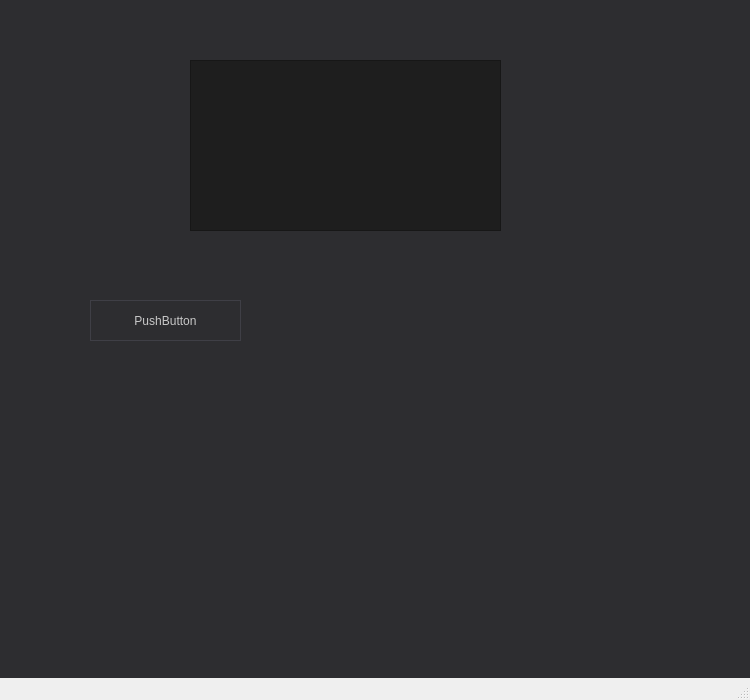
untik/cwb, file CryptoWorkbench/CryptoWorkbench/CryptoWorkbench.ui: the form before one commit.
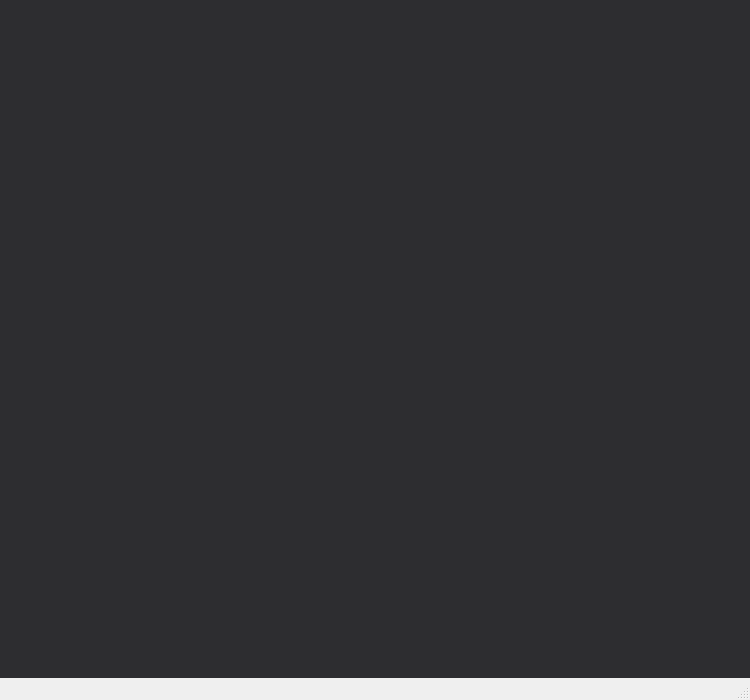
The form after the commit.

Commit message: Changed UI layout (moved buttons to the bottom). Changed frequency functions to return list of objects. Added functions to display frequency objects as a list or as an ascii graph.

Diff of the .ui file:
```diff
--- a/CryptoWorkbench/CryptoWorkbench/CryptoWorkbench.ui
+++ b/CryptoWorkbench/CryptoWorkbench/CryptoWorkbench.ui
@@ -37,31 +37,7 @@
 	background-color: #2d2d30;
 }</string>
   </property>
-  <widget class="QWidget" name="centralWidget">
-   <widget class="QPushButton" name="pushButton">
-    <property name="geometry">
-     <rect>
-      <x>90</x>
-      <y>300</y>
-      <width>151</width>
-      <height>41</height>
-     </rect>
-    </property>
-    <property name="text">
-     <string>PushButton</string>
-    </property>
-   </widget>
-   <widget class="QPlainTextEdit" name="plainTextEdit">
-    <property name="geometry">
-     <rect>
-      <x>190</x>
-      <y>60</y>
-      <width>311</width>
-      <height>171</height>
-     </rect>
-    </property>
-   </widget>
-  </widget>
+  <widget class="QWidget" name="centralWidget"/>
   <widget class="QStatusBar" name="statusBar"/>
   <widget class="QMenuBar" name="menuBar">
    <property name="geometry">
```
The commit also changes 7 other files.
